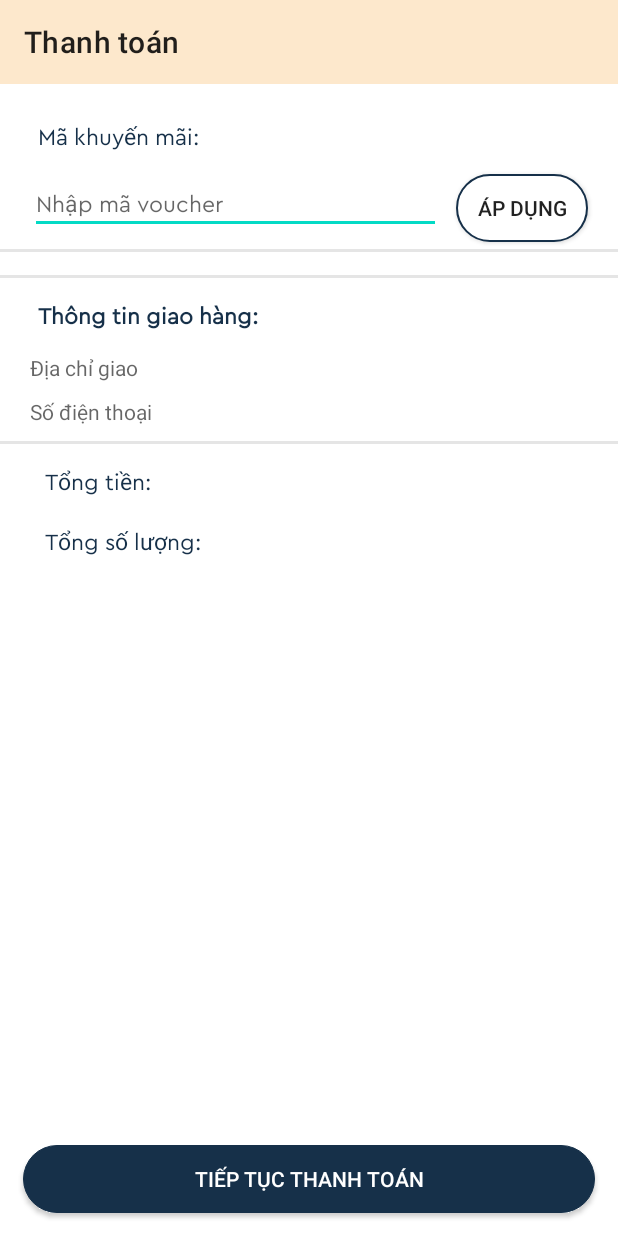
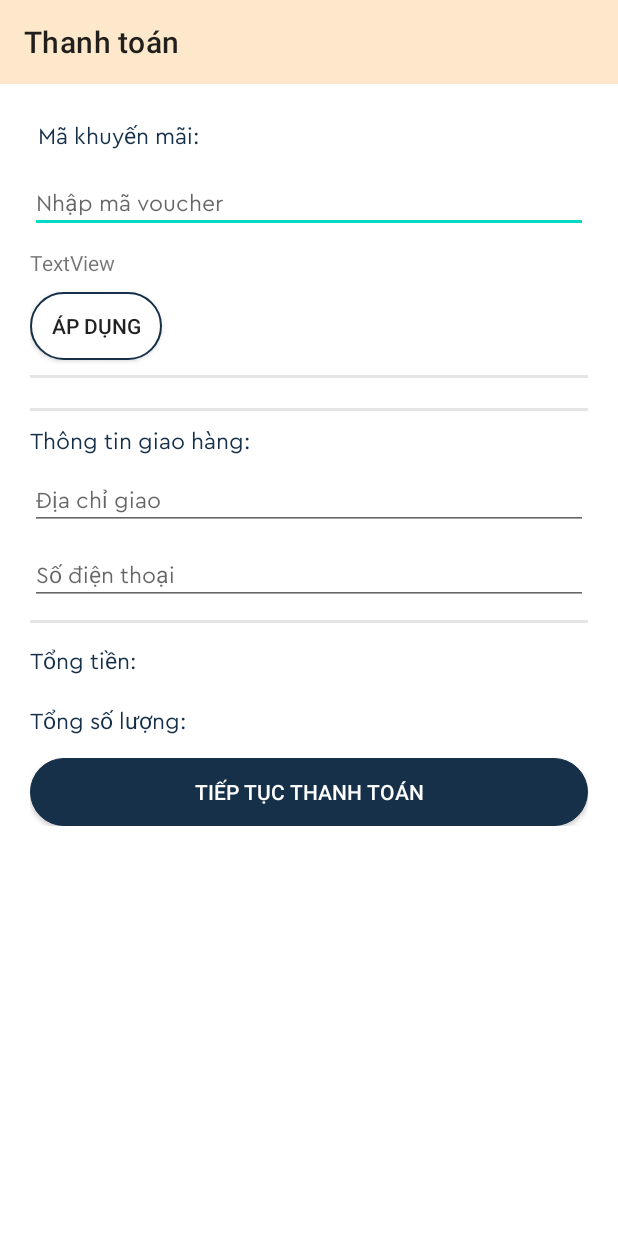
Before and after one commit to buikhacchung123/shopbanhoa, an Android app: the ThanhToanActivity screen opened directly, with no data from a screen before it, on a phone screen of 412 x 824 dp. Run offline under Robolectric (Android 15) with nearby library versions, the phone set to English and light mode, and no system bars; Roboto replaces fonts that are not available here.

Commit message:
update UI gio hang, thanh toan, danh muc, chi tiet

```diff
--- a/app/src/main/java/com/example/testcontentprovider/activity/CartActivity.java
+++ b/app/src/main/java/com/example/testcontentprovider/activity/CartActivity.java
@@ -10,13 +10,13 @@ import android.os.Bundle;
 import android.view.View;
 import android.widget.Button;
 import android.widget.TextView;
+import android.widget.Toast;
 
 import com.example.testcontentprovider.R;
 import com.example.testcontentprovider.adapter.CartAdapter;
-import com.example.testcontentprovider.model.GioHang;
 
+import java.io.Serializable;
 import java.text.DecimalFormat;
-import java.util.List;
 
 public class CartActivity extends AppCompatActivity {
     static TextView giohangtrong;
@@ -25,7 +25,6 @@ public class CartActivity extends AppCompatActivity {
     RecyclerView recyclerView;
     Button btnTiepTucMuahang, btnThanhToan;
     static CartAdapter adapter;
-
     @Override
     protected void onCreate(Bundle savedInstanceState) {
         super.onCreate(savedInstanceState);
@@ -64,8 +63,19 @@ public class CartActivity extends AppCompatActivity {
         btnThanhToan.setOnClickListener(new View.OnClickListener() {
             @Override
             public void onClick(View view) {
-                //Test UI
-                startActivity(new Intent(CartActivity.this,ErrorActivity.class));
+                try {
+                    if(MainActivity.manggiohang.size()>0){
+                        Intent i = new Intent(CartActivity.this, ThanhToanActivity.class);
+                        i.putExtra("TongTien",txtTongtien.getText());
+                        i.putExtra("TongSL", MainActivity.manggiohang.size());
+                        startActivity(i);
+                    }else{
+                        Toast.makeText (getBaseContext(), "Không có sản phẩm để thanh toán", Toast.LENGTH_SHORT).show();
+                    }
+
+                }catch(Exception e){
+                    startActivity(new Intent(CartActivity.this,ErrorActivity.class));
+                }
             }
         });
 
@@ -91,9 +101,9 @@ public class CartActivity extends AppCompatActivity {
     }
     private void AnhXa() {
         giohangtrong = findViewById(R.id.txtcartnull);
-        txtTongtien = findViewById(R.id.txttongtien);
+        txtTongtien = findViewById(R.id.txtTongTien);
         toolbar = findViewById(R.id.cart_toolbar);
-        recyclerView = findViewById(R.id.rcv_cart);
+        recyclerView = findViewById(R.id.rcv_thanhToan);
         btnThanhToan = findViewById(R.id.btnThanhToan);
         btnTiepTucMuahang = findViewById(R.id.btntieptucmua);
     }
--- a/app/src/main/java/com/example/testcontentprovider/activity/ThanhToanActivity.java
+++ b/app/src/main/java/com/example/testcontentprovider/activity/ThanhToanActivity.java
@@ -1,16 +1,49 @@
 package com.example.testcontentprovider.activity;
 
 import androidx.appcompat.app.AppCompatActivity;
+import androidx.recyclerview.widget.LinearLayoutManager;
+import androidx.recyclerview.widget.RecyclerView;
 
 import android.os.Bundle;
+import android.view.View;
+import android.widget.Button;
+import android.widget.TextView;
 
 import com.example.testcontentprovider.R;
+import com.example.testcontentprovider.adapter.CartAdapter;
 
 public class ThanhToanActivity extends AppCompatActivity {
+    RecyclerView rvThanhToan;
+    static CartAdapter adapter;
+    TextView txtTongTien, txtTongSL;
+    Button btnApDung;
 
     @Override
     protected void onCreate(Bundle savedInstanceState) {
         super.onCreate(savedInstanceState);
         setContentView(R.layout.activity_thanh_toan);
+
+        AnhXa();
+
+        adapter = new CartAdapter(getApplicationContext(), MainActivity.manggiohang);
+        rvThanhToan.setHasFixedSize(true);
+        RecyclerView.LayoutManager layoutManager = new LinearLayoutManager(this);
+        rvThanhToan.setLayoutManager(layoutManager);
+        rvThanhToan.setAdapter(adapter);
+        txtTongTien.setText(getIntent().getStringExtra("TongTien"));
+        txtTongSL.setText(getIntent().getStringExtra("TongSL"));
+
+        btnApDung.setOnClickListener(new View.OnClickListener() {
+            @Override
+            public void onClick(View v) {
+
+            }
+        });
+    }
+    public void AnhXa(){
+        rvThanhToan = findViewById(R.id.rcv_thanhToan);
+        txtTongTien = findViewById(R.id.txtTongTien);
+        txtTongSL = findViewById(R.id.txtTongSL);
+        btnApDung = findViewById(R.id.btnApDung);
     }
 }
--- a/app/src/main/res/layout/activity_cart.xml
+++ b/app/src/main/res/layout/activity_cart.xml
@@ -30,7 +30,7 @@
     </androidx.appcompat.widget.Toolbar>
 
     <androidx.recyclerview.widget.RecyclerView
-        android:id="@+id/rcv_cart"
+        android:id="@+id/rcv_thanhToan"
         android:layout_width="match_parent"
         android:layout_height="0dp"
         android:layout_margin="5dp"
@@ -59,7 +59,7 @@
             android:textSize="20sp"
             android:textStyle="bold" />
         <TextView
-            android:id="@+id/txttongtien"
+            android:id="@+id/txtTongTien"
             android:padding="5dp"
             android:layout_marginRight="10dp"
             android:layout_width="wrap_content"
--- a/app/src/main/res/layout/activity_chitietsanpham.xml
+++ b/app/src/main/res/layout/activity_chitietsanpham.xml
@@ -86,6 +86,7 @@
                     android:layout_gravity="center_vertical"
                     android:background="@color/white"
                     android:scaleType="fitXY"
+                    android:layout_marginTop="10dp"
                     android:src="@drawable/ic_unfavorite"
                     tools:ignore="TouchTargetSizeCheck,SpeakableTextPresentCheck,SpeakableTextPresentCheck" />
         </LinearLayout>
--- a/app/src/main/res/layout/activity_thanh_toan.xml
+++ b/app/src/main/res/layout/activity_thanh_toan.xml
@@ -17,41 +17,52 @@
 
     </androidx.appcompat.widget.Toolbar>
 
+    <ScrollView
+        android:layout_width="match_parent"
+        android:layout_height="match_parent"
+        android:layout_marginTop="55dp"
+        android:paddingLeft="20dp"
+        android:paddingRight="20dp"
+        app:layout_constraintTop_toTopOf="parent"
+        tools:ignore="SpeakableTextPresentCheck">
+
+        <LinearLayout
+            android:layout_width="match_parent"
+            android:layout_height="wrap_content"
+            android:orientation="vertical">
+
             <TextView
                 android:id="@+id/tv_MaKM"
                 android:layout_width="wrap_content"
                 android:layout_height="wrap_content"
-        android:layout_marginStart="20dp"
-        android:layout_marginLeft="20dp"
                 android:layout_marginTop="20dp"
                 android:layout_weight="1"
                 android:fontFamily="@font/cerapro_regular"
                 android:padding="5dp"
                 android:text="Mã khuyến mãi:"
                 android:textColor="@color/dark_blue"
-        android:textSize="15sp"
-        app:layout_constraintStart_toStartOf="parent"
-        app:layout_constraintTop_toBottomOf="@+id/cart_toolbar" />
+                android:textSize="15sp" />
 
             <EditText
                 android:id="@+id/editTextTextPersonName"
-        android:layout_width="0dp"
+                android:layout_width="match_parent"
                 android:layout_height="wrap_content"
-        android:layout_marginStart="20dp"
-        android:layout_marginLeft="20dp"
                 android:layout_marginTop="10dp"
-        android:layout_marginEnd="10dp"
-        android:layout_marginRight="10dp"
                 android:ems="10"
+                android:fontFamily="@font/cerapro_regular"
+                android:hint="Nhập mã voucher"
                 android:inputType="textPersonName"
-        android:hint="Nhập mã voucher"
-        android:fontFamily="@font/cerapro_regular"
                 android:textColor="@color/dark_blue"
                 android:textSize="15sp"
-        app:layout_constraintEnd_toStartOf="@+id/btnApDung"
-        app:layout_constraintStart_toStartOf="parent"
-        app:layout_constraintTop_toBottomOf="@+id/tv_MaKM"
                 tools:ignore="TouchTargetSizeCheck" />
+
+            <TextView
+                android:id="@+id/tv_ResultVoucher"
+                android:layout_width="match_parent"
+                android:layout_height="wrap_content"
+                android:layout_marginTop="10dp"
+                android:text="TextView"
+                android:visibility="visible" />
 
             <androidx.appcompat.widget.AppCompatButton
                 android:id="@+id/btnApDung"
@@ -62,111 +73,79 @@
                 android:layout_marginRight="20dp"
                 android:background="@drawable/white_button"
                 android:text="Áp dụng"
-        app:layout_constraintEnd_toEndOf="parent"
-        app:layout_constraintTop_toBottomOf="@+id/tv_MaKM"
                 tools:ignore="TouchTargetSizeCheck" />
 
             <View
-        android:id="@+id/separate"
-        android:layout_width="0dp"
+                android:id="@+id/separate3"
+                android:layout_width="match_parent"
                 android:layout_height="2dp"
                 android:layout_marginTop="10dp"
-        android:background="@drawable/separate_line"
-        app:layout_constraintEnd_toEndOf="parent"
-        app:layout_constraintStart_toStartOf="parent"
-        app:layout_constraintTop_toBottomOf="@+id/editTextTextPersonName" />
+                android:background="@drawable/separate_line" />
 
             <androidx.recyclerview.widget.RecyclerView
-        android:id="@+id/rcv_cart"
+                android:id="@+id/rcv_thanhToan"
                 android:layout_width="match_parent"
-        android:layout_height="0dp"
-        android:layout_margin="5dp"
-        android:layout_marginTop="10dp"
-        app:layout_constraintTop_toBottomOf="@+id/separate"
-        tools:layout_editor_absoluteX="15dp">
+                android:layout_height="wrap_content"
+                android:layout_marginTop="10dp">
 
             </androidx.recyclerview.widget.RecyclerView>
 
             <View
-        android:id="@+id/separate3"
-        android:layout_width="0dp"
+                android:id="@+id/separate"
+                android:layout_width="match_parent"
                 android:layout_height="2dp"
                 android:layout_marginTop="10dp"
-        android:background="@drawable/separate_line"
-        app:layout_constraintEnd_toEndOf="parent"
-        app:layout_constraintStart_toStartOf="parent"
-        app:layout_constraintTop_toBottomOf="@+id/rcv_cart" />
+                android:background="@drawable/separate_line" />
 
             <TextView
                 android:id="@+id/tv_TTGiaoHang"
                 android:layout_width="wrap_content"
                 android:layout_height="wrap_content"
-        android:layout_marginStart="20dp"
-        android:layout_marginLeft="20dp"
                 android:layout_marginTop="10dp"
                 android:layout_weight="1"
                 android:fontFamily="@font/cerapro_regular"
-        android:padding="5dp"
                 android:text="Thông tin giao hàng:"
                 android:textColor="@color/dark_blue"
-        android:textSize="15sp"
-        android:textStyle="bold"
-        app:layout_constraintStart_toStartOf="parent"
-        app:layout_constraintTop_toBottomOf="@+id/separate3" />
+                android:textSize="15sp" />
 
-    <TextView
+            <EditText
                 android:id="@+id/txtDiaChiGiao"
-        android:layout_width="0dp"
+                android:layout_width="match_parent"
                 android:layout_height="wrap_content"
-        android:layout_marginStart="20dp"
-        android:layout_marginLeft="20dp"
                 android:layout_marginTop="10dp"
-        android:layout_marginEnd="20dp"
-        android:layout_marginRight="20dp"
+                android:fontFamily="@font/cerapro_regular"
                 android:hint="Địa chỉ giao"
-        app:layout_constraintEnd_toEndOf="parent"
-        app:layout_constraintStart_toStartOf="parent"
-        app:layout_constraintTop_toBottomOf="@+id/tv_TTGiaoHang" />
+                android:textSize="15dp"
+                tools:ignore="TouchTargetSizeCheck" />
 
-    <TextView
+            <EditText
                 android:id="@+id/txtSDT"
-        android:layout_width="0dp"
+                android:layout_width="match_parent"
                 android:layout_height="wrap_content"
-        android:layout_marginStart="20dp"
-        android:layout_marginLeft="20dp"
                 android:layout_marginTop="10dp"
-        android:layout_marginEnd="20dp"
-        android:layout_marginRight="20dp"
+                android:fontFamily="@font/cerapro_regular"
                 android:hint="Số điện thoại"
-        app:layout_constraintEnd_toEndOf="parent"
-        app:layout_constraintStart_toStartOf="parent"
-        app:layout_constraintTop_toBottomOf="@+id/txtDiaChiGiao" />
+                android:textSize="15dp"
+                tools:ignore="TouchTargetSizeCheck" />
 
             <View
                 android:id="@+id/separate4"
-        android:layout_width="0dp"
+                android:layout_width="match_parent"
                 android:layout_height="2dp"
                 android:layout_marginTop="10dp"
-        android:background="@drawable/separate_line"
-        app:layout_constraintEnd_toEndOf="parent"
-        app:layout_constraintStart_toStartOf="parent"
-        app:layout_constraintTop_toBottomOf="@+id/txtSDT" />
+                android:background="@drawable/separate_line" />
 
             <LinearLayout
                 android:id="@+id/cart_layout"
                 android:layout_width="match_parent"
                 android:layout_height="wrap_content"
+                android:layout_marginTop="10dp"
                 android:orientation="horizontal"
-        android:layout_marginTop="10dp"
-        android:layout_marginRight="20dp"
-        android:layout_marginLeft="20dp"
-        android:weightSum="2"
-        app:layout_constraintTop_toBottomOf="@+id/separate4">
+                android:weightSum="2">
 
                 <TextView
                     android:layout_width="100dp"
                     android:layout_height="wrap_content"
-            android:layout_marginLeft="10dp"
                     android:layout_weight="1"
                     android:fontFamily="@font/cerapro_regular"
                     android:text="Tổng tiền:"
@@ -174,10 +153,9 @@
                     android:textSize="15sp" />
 
                 <TextView
-            android:id="@+id/txttongtien"
+                    android:id="@+id/txtTongTien"
                     android:layout_width="wrap_content"
                     android:layout_height="wrap_content"
-            android:layout_marginRight="10dp"
                     android:layout_weight="1"
                     android:fontFamily="@font/cerapro_regular"
                     android:gravity="right"
@@ -191,16 +169,12 @@
                 android:layout_width="match_parent"
                 android:layout_height="wrap_content"
                 android:layout_marginTop="10dp"
-        android:layout_marginRight="20dp"
-        android:layout_marginLeft="20dp"
                 android:orientation="horizontal"
-        android:weightSum="2"
-        app:layout_constraintTop_toBottomOf="@+id/cart_layout">
+                android:weightSum="2">
 
                 <TextView
                     android:layout_width="100dp"
                     android:layout_height="wrap_content"
-            android:layout_marginLeft="10dp"
                     android:layout_weight="1"
                     android:fontFamily="@font/cerapro_regular"
                     android:text="Tổng số lượng:"
@@ -211,7 +185,6 @@
                     android:id="@+id/txtTongSL"
                     android:layout_width="wrap_content"
                     android:layout_height="wrap_content"
-            android:layout_marginRight="10dp"
                     android:layout_weight="1"
                     android:fontFamily="@font/cerapro_regular"
                     android:gravity="right"
@@ -224,12 +197,14 @@
                 android:id="@+id/btntieptucmua"
                 android:layout_width="match_parent"
                 android:layout_height="45dp"
-        android:layout_margin="15dp"
+                android:layout_marginTop="10dp"
                 android:background="@drawable/custom_button"
                 android:text="Tiếp tục thanh toán"
                 android:textColor="@color/white"
-        app:layout_constraintBottom_toBottomOf="parent"
-        tools:ignore="TouchTargetSizeCheck"
-        tools:layout_editor_absoluteX="15dp" />
+                tools:ignore="TouchTargetSizeCheck" />
+
+        </LinearLayout>
+    </ScrollView>
+
 
 </androidx.constraintlayout.widget.ConstraintLayout>
--- a/app/src/main/res/layout/item_cart.xml
+++ b/app/src/main/res/layout/item_cart.xml
@@ -16,7 +16,8 @@
             android:id="@+id/cardView"
             android:layout_width="100dp"
             android:layout_height="100dp"
-
+            android:layout_marginTop="10dp"
+            android:layout_marginLeft="10dp"
             app:cardCornerRadius="10dp">
             <ImageView
                 android:id="@+id/itemcart_hinhsp"
@@ -26,8 +27,9 @@
                 android:layout_height="120dp"
                 android:scaleType="centerCrop"/>
         </androidx.cardview.widget.CardView>
+
         <LinearLayout
-            android:layout_width="260dp"
+            android:layout_width="240dp"
             android:layout_height="wrap_content"
             android:layout_marginRight="5dp"
             android:orientation="vertical">
@@ -41,7 +43,7 @@
                 android:gravity="center|start"
                 android:text="Tên SP"
                 android:textColor="@color/dark_blue"
-                android:textSize="20sp"/>
+                android:textSize="20sp" />
 
             <TextView
                 android:id="@+id/itemcart_gia"
@@ -111,10 +113,10 @@
                     android:layout_height="wrap_content"
                     android:layout_marginRight="5dp"
                     android:layout_weight="1.5"
+                    android:fontFamily="@font/cerapro_regular"
                     android:gravity="right"
-                    android:fontFamily="@font/cerapro_regular"
                     android:textColor="@color/dark_blue"
-                    android:textSize="15sp"/>
+                    android:textSize="15sp" />
             </LinearLayout>
 
         </LinearLayout>
--- a/app/src/main/res/layout/item_danhmuc.xml
+++ b/app/src/main/res/layout/item_danhmuc.xml
@@ -39,7 +39,7 @@
                 android:layout_marginLeft="5dp"
                 android:layout_gravity="center_vertical"
                 android:text="Hoa tang vo"
-                android:textSize="16dp"
+                android:textSize="15dp"
                 android:textColor="@color/dark_blue"
                 android:fontFamily="@font/cerapro_regular" />
         </LinearLayout>
--- a/app/src/main/res/layout/item_danhmuc_menu.xml
+++ b/app/src/main/res/layout/item_danhmuc_menu.xml
@@ -33,6 +33,5 @@
         android:gravity="center"
         android:text="Hoa tang vo"
         android:textColor="@color/dark_blue"
-        android:textSize="18dp"
-        android:textStyle="bold" />
+        android:textSize="15dp"/>
 </LinearLayout>
```
Lines whose indentation alone changed are shown as unchanged.
